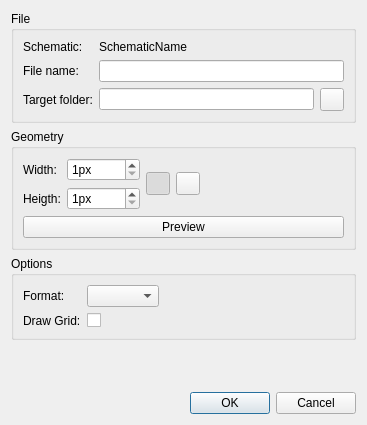
Old version of the form src/dialogs/exportdialog.ui in the repository Caneda/Caneda.
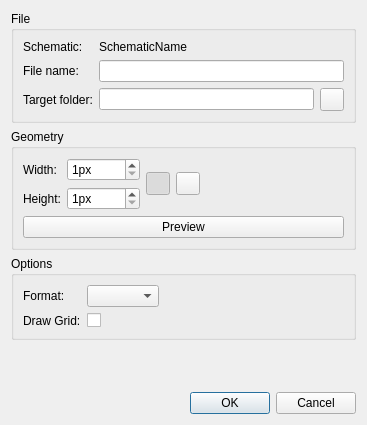
New version of the form.

```diff
--- a/src/dialogs/exportdialog.ui
+++ b/src/dialogs/exportdialog.ui
@@ -81,7 +81,7 @@
           <item row="1" column="0">
            <widget class="QLabel" name="labelHeigth">
             <property name="text">
-             <string>Heigth:</string>
+             <string>Height:</string>
             </property>
            </widget>
           </item>
```
Left out of the diff: 2 changed lines with no effect on the pictures.
